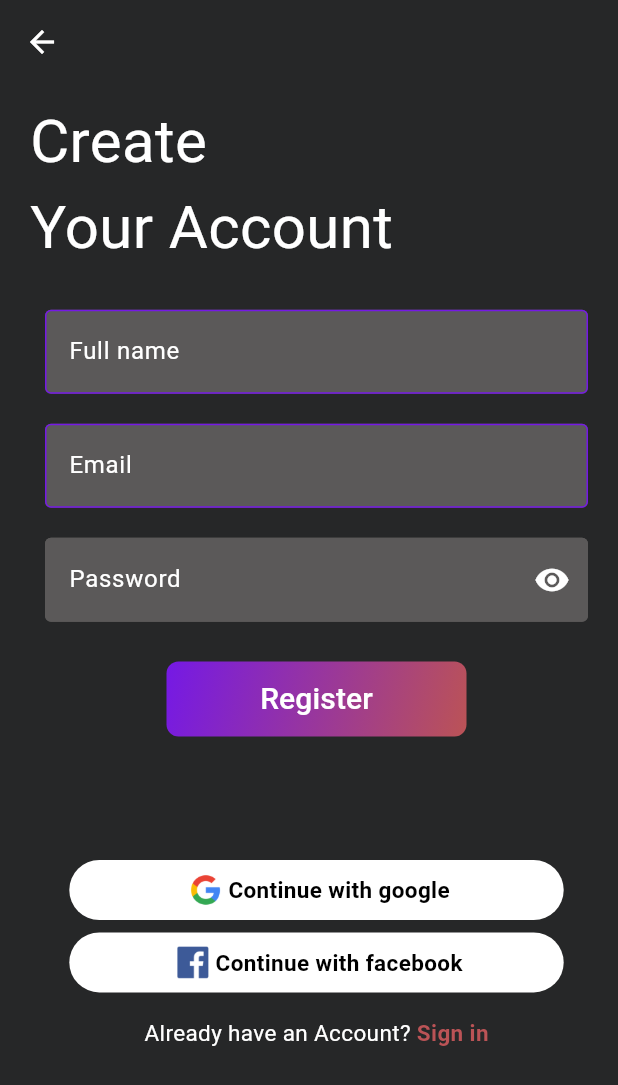
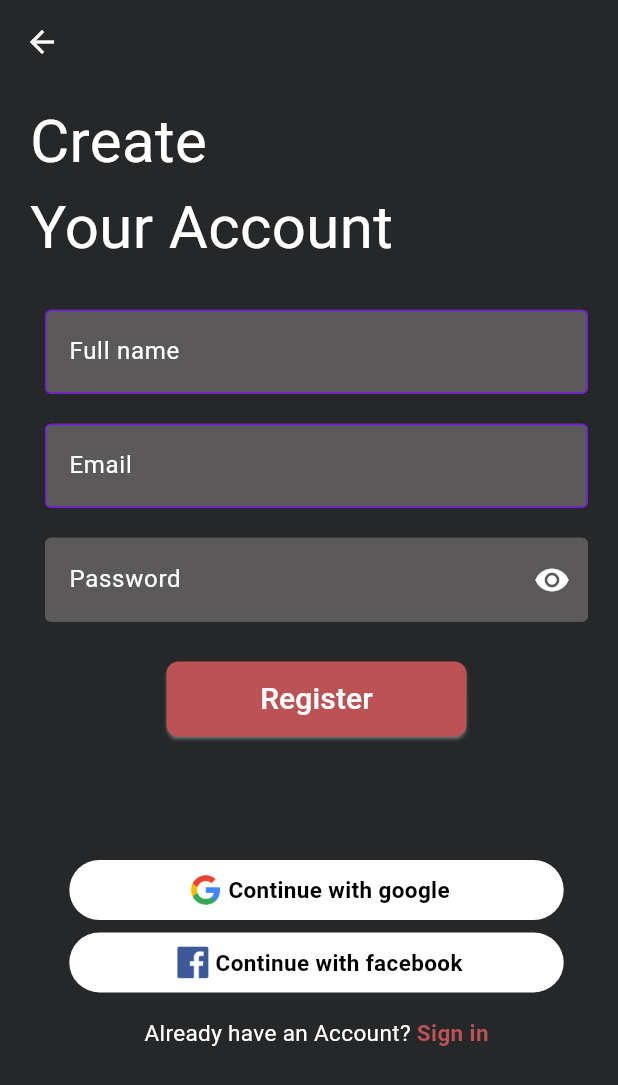
Before and after one commit to ZeroWillHero/Lets-do, a Flutter app: the Register screen opened by its route, on a phone screen of 412 x 824 dp. Shown: the top 1085 px of the screen. Run offline on Flutter 3.47's test engine with Material 3 defaults, Android fonts, the phone set to English and light mode, and no system bars; our stand-ins replace get, percent_indicator, supabase_flutter; missing offline and left inert: otp_pin_field; accounts and stored records are empty.

Commit message:
Updated : upated background color of the custom button

```diff
--- a/lib/components/custom_button.dart
+++ b/lib/components/custom_button.dart
@@ -27,13 +27,13 @@ class CustomButton extends StatelessWidget {
       width: buttonWidth!,
       height: buttonHeight!,
       decoration: BoxDecoration(
-        gradient: gradientColor,
+        // gradient: gradientColor,
         borderRadius: BorderRadius.circular(containerRadius!),
       ),
       child: ElevatedButton(
         style: ElevatedButton.styleFrom(
-          backgroundColor: Colors.transparent,
-          shadowColor: Colors.transparent,
+          backgroundColor: teritaryColor,
+          shadowColor: textColor,
           shape: RoundedRectangleBorder(
             borderRadius: BorderRadius.circular(buttonRadius!),
           ),
```
